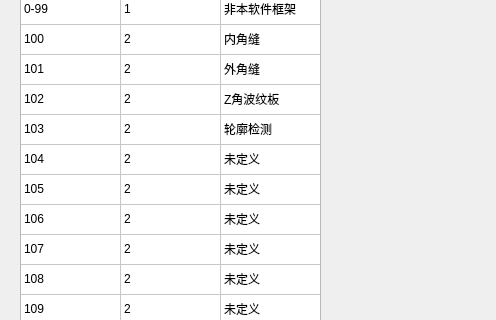
First picture: the form in showtasknumdlg.ui, repository qubo188612/qtmysunny, before the edit; both pictures show x 0 to 496 and y 88 to 408 of the 929 by 738 pixel window.
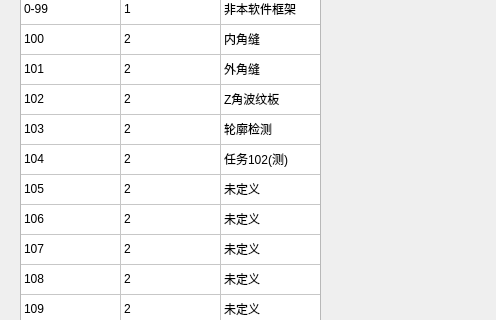
Second picture: the form after the edit.

Diff of the .ui file:
```diff
--- a/showtasknumdlg.ui
+++ b/showtasknumdlg.ui
@@ -200,7 +200,7 @@
    </item>
    <item row="5" column="2">
     <property name="text">
-     <string>未定义</string>
+     <string>任务102(测)</string>
     </property>
    </item>
    <item row="6" column="0">
```
